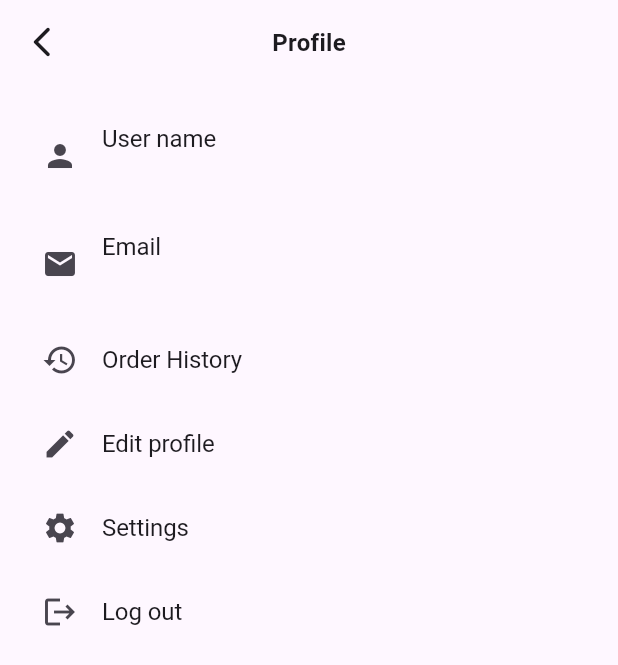
After one commit to ChanhXaoSa/ArtWorkSellingFlutter, a Flutter app: the ArtWorkHomeScreen screen opened directly, after a tap on an icon or button, on a phone screen of 412 x 824 dp. The commit adds this screen. Shown: the top 665 px of the screen. Run offline on Flutter 3.47's test engine with Material 3 defaults, Android fonts, the phone set to English and light mode, and no system bars; our stand-ins replace firebase_core, firebase_storage, flutter_rating_bar, flutter_secure_storage, font_awesome_flutter, image_picker and 1 more; missing offline and left inert: dart:ffi; accounts and stored records are empty; network calls fail; Roboto replaces fonts that are missing (WorkSans); statements that could not run were skipped.

Commit message:
update user login and infomation

```diff
--- a/lib/artwork_sharing/artwork_home_screen.dart
+++ b/lib/artwork_sharing/artwork_home_screen.dart
@@ -5,6 +5,7 @@ import 'package:aws_flutter/artwork_sharing/artwork_list_view.dart';
 import 'package:aws_flutter/hotel_booking/calendar_popup_view.dart';
 import 'package:aws_flutter/hotel_booking/model/hotel_list_data.dart';
 import 'package:aws_flutter/model/art_work.dart';
+import 'package:aws_flutter/profile_screen.dart';
 import 'package:flutter/material.dart';
 import 'package:font_awesome_flutter/font_awesome_flutter.dart';
 import 'package:intl/intl.dart';
@@ -447,7 +448,7 @@ class _ArtWorkScreenState extends State<ArtWorkHomeScreen>
                   child: Padding(
                     padding: const EdgeInsets.all(8.0),
                     child: Text(
-                      '${listArtWork.length} hotels found',
+                      '${listArtWork.length} artworks found',
                       style: const TextStyle(
                         fontWeight: FontWeight.w100,
                         fontSize: 16,
@@ -604,7 +605,14 @@ class _ArtWorkScreenState extends State<ArtWorkHomeScreen>
                       borderRadius: const BorderRadius.all(
                         Radius.circular(32.0),
                       ),
-                      onTap: () {},
+                      onTap: () {
+                        Navigator.push(
+                          context,
+                          MaterialPageRoute(
+                            builder: (context) => ProfileScreen(),
+                          ),
+                        );
+                      },
                       child: const Padding(
                         padding: EdgeInsets.all(8.0),
                         child: Icon(FontAwesomeIcons.solidUser),
--- a/lib/main.dart
+++ b/lib/main.dart
@@ -52,6 +52,7 @@ class MyApp extends StatelessWidget {
           if (snapshot.connectionState == ConnectionState.done) {
             if(snapshot.data == true) {
               return ArtWorkHomeScreen();
+              // return NavigationHomeScreen();
             }
             return LoginScreen();
           } else {
--- a/lib/model/login_model.dart
+++ b/lib/model/login_model.dart
@@ -4,7 +4,8 @@
 
 import 'dart:convert';
 
-LoginModel loginModelFromJson(String str) => LoginModel.fromJson(json.decode(str));
+LoginModel loginModelFromJson(String str) =>
+    LoginModel.fromJson(json.decode(str));
 
 String loginModelToJson(LoginModel data) => json.encode(data.toJson());
 
@@ -16,6 +17,10 @@ class LoginModel {
     required this.token,
     required this.accinfo,
   });
+
+  LoginModel.empty()
+      : token = '',
+        accinfo = Accinfo.empty();
 
   factory LoginModel.fromJson(Map<String, dynamic> json) => LoginModel(
         token: json["token"],
@@ -83,6 +88,33 @@ class Accinfo {
     required this.accessFailedCount,
   });
 
+  Accinfo.empty()
+      : name = null,
+        address = null,
+        adminAccounts = null,
+        audienceAccounts = null,
+        artistAccounts = null,
+        interacts = null,
+        reports = null,
+        artWorks = null,
+        orders = null,
+        wishLists = null,
+        id = '',
+        userName = '',
+        normalizedUserName = '',
+        email = '',
+        normalizedEmail = '',
+        emailConfirmed = false,
+        passwordHash = '',
+        securityStamp = '',
+        concurrencyStamp = '',
+        phoneNumber = '',
+        phoneNumberConfirmed = false,
+        twoFactorEnabled = false,
+        lockoutEnd = null,
+        lockoutEnabled = false,
+        accessFailedCount = 0;
+
   factory Accinfo.fromJson(Map<String, dynamic> json) => Accinfo(
         name: json["name"],
         address: json["address"],
--- /dev/null
+++ b/lib/profile_screen.dart
@@ -0,0 +1,183 @@
+
+import 'dart:async';
+import 'dart:convert';
+
+import 'package:aws_flutter/login_screen.dart';
+import 'package:aws_flutter/model/login_model.dart';
+import 'package:flutter/material.dart';
+import 'package:flutter_secure_storage/flutter_secure_storage.dart';
+
+class ProfileScreen extends StatefulWidget {
+  @override
+  State<StatefulWidget> createState() => _ProfileScreenState();
+}
+
+class _ProfileScreenState extends State<ProfileScreen> {
+  late Future<Accinfo?> accInfoFuture;
+  late Future<String?> tokenFuture;
+  late Accinfo accinfo = Accinfo.empty();
+  late String token = '';
+
+  final storage = FlutterSecureStorage();
+
+  Future<String?> getToken() async {
+    return await storage.read(key: 'token');
+  }
+
+  Future<Accinfo?> getAccInfo() async {
+    String? accinfoJsonString = await storage.read(key: 'accinfo');
+    if (accinfoJsonString != null) {
+      Map<String, dynamic> accinfoJson = json.decode(accinfoJsonString);
+      Accinfo accinfo = Accinfo.fromJson(accinfoJson);
+      return accinfo;
+    }
+    return null;
+  }
+
+  void _handleLogout() async {
+    final storage = FlutterSecureStorage();
+    await storage.delete(key: 'token');
+    await storage.delete(key: 'accinfo');
+    ScaffoldMessenger.of(context).showSnackBar(
+      SnackBar(
+        content: Text('Logout success'),
+      ),
+    );
+    Navigator.pushReplacement(
+      context,
+      MaterialPageRoute(
+        builder: (context) => LoginScreen(),
+      ),
+    );
+  }
+
+  @override
+  void initState() {
+    getDataInitialized();
+    super.initState();
+  }
+
+  void getDataInitialized() async {
+    tokenFuture = getToken();
+    tokenFuture.then((value) => {
+      setState(() {
+        token = value!;
+      })
+    });
+    accInfoFuture = getAccInfo();
+    accInfoFuture.then((value) => {
+      setState(() {
+        accinfo = value!;
+      })
+    });
+  }
+
+  @override
+  Widget build(BuildContext context) {
+    return Scaffold(
+      appBar: AppBar(
+        title: const Text('Profile'),
+      ),
+      body: Padding(
+        padding: const EdgeInsets.all(12.0),
+        child: ListView(
+          children: [
+            // Row to display user name and image
+            // Row(
+            //   mainAxisAlignment: MainAxisAlignment.spaceBetween,
+            //   children: [
+            //     Padding(
+            //       padding: const EdgeInsets.all(20),
+            //       child: Text(
+            //         accinfo.userName,
+            //         style: const TextStyle(fontSize: 20.0),
+            //       ),
+            //     ),
+            //     const Padding(
+            //       padding: EdgeInsets.all(20.0),
+            //       child: CircleAvatar(
+            //         radius: 30,
+            //         backgroundImage: AssetImage('images/logo.png'),
+            //       ),
+            //     ),
+            //   ],
+            // ),
+            // const SizedBox(height: 16.0),
+
+            // CustomListTile
+            CustomListTile(
+              icon: Icons.person,
+              title: 'User name',
+              subtitle: accinfo.userName,
+            ),
+
+            // CustomListTile to display Email
+            CustomListTile(
+              icon: Icons.email,
+              title: 'Email',
+              subtitle: accinfo.email,
+            ),
+            CustomListTile(
+              icon: Icons.history,
+              title: 'Order History',
+              onTap: () {
+
+              },
+            ),
+
+            CustomListTile(
+              icon: Icons.edit,
+              title: 'Edit profile',
+              onTap: () {
+
+              },
+            ),
+
+            // CustomListTile to display Settings
+            CustomListTile(
+              icon: Icons.settings,
+              title: 'Settings',
+              onTap: () {
+
+              },
+            ),
+
+            // Log out
+            CustomListTile(
+              icon: Icons.logout,
+              title: 'Log out',
+              onTap: () {
+                _handleLogout();
+              },
+            ),
+          ],
+        ),
+      ),
+    );
+  }
+}
+
+class CustomListTile extends StatelessWidget {
+  final IconData icon;
+  final String title;
+  final String? subtitle;
+  final VoidCallback? onTap;
+
+  const CustomListTile({
+    Key? key,
+    required this.icon,
+    required this.title,
+    this.subtitle,
+    this.onTap,
+  }) : super(key: key);
+
+  @override
+  Widget build(BuildContext context) {
+    return ListTile(
+      leading: Icon(icon),
+      title: Text(title),
+      subtitle: subtitle != null ? Text(subtitle!) : null,
+      onTap: onTap,
+    );
+  }
+}
```
Also changed, not shown: lib/api/base_client.dart (+26 -0 lines), lib/custom_drawer/home_drawer.dart (+17 -2 lines), lib/login_screen.dart (+47 -18 lines). Lines whose indentation alone changed are shown as unchanged.
